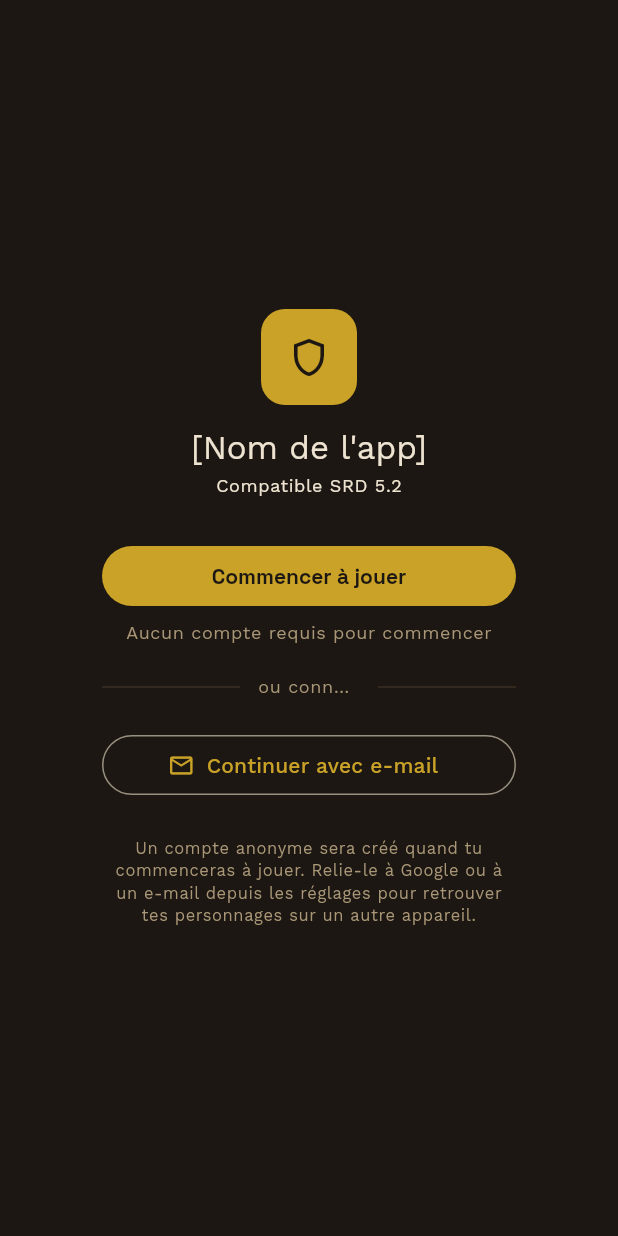
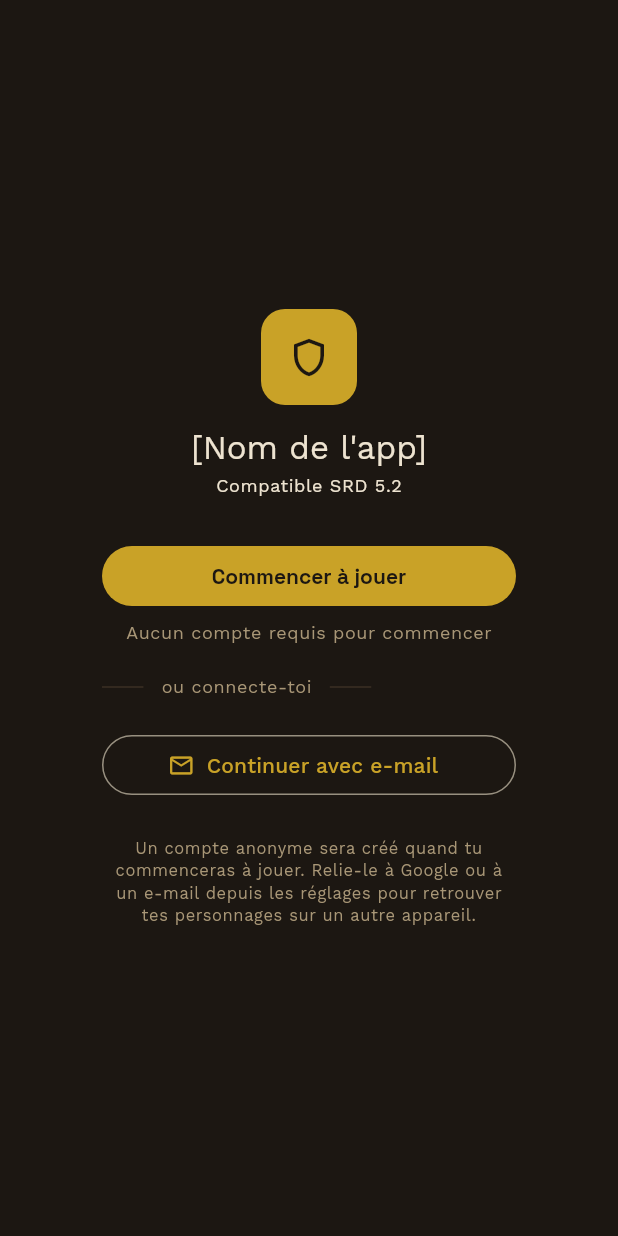
Before and after one commit to Vincent-Brocheton/dungeon-app, a Flutter app: the screen it shows after launch, on a phone screen of 412 x 824 dp. Run offline on Flutter 3.47's test engine with Material 3 defaults, Android fonts, the phone set to English and light mode, and no system bars; our stand-ins replace cloud_firestore, firebase_auth, firebase_core, flutter_riverpod, go_router, google_fonts; accounts and stored records are empty.

Commit message:
fix: vérification manuelle dans un vrai navigateur — 2 bugs trouvés et corrigés
En pilotant l'app avec Playwright contre le vrai projet Firebase
(comptes user@/admin@dungeon-app.test) :

1. firestore.rules : la requête collectionGroup('characters') de l'admin
   échouait en PERMISSION_DENIED malgré isAdmin() vrai. La règle
   imbriquée users/{uid}/characters/{id} couvre les gets et les requêtes
   scopées à un utilisateur, mais Firestore exige en plus une règle avec
   le wildcard récursif match /{path=**}/characters/{characterId} pour
   valider une requête collectionGroup non scopée. Confirmé par un appel
   REST direct (runQuery avec allDescendants:true) avant et après le
   correctif, en contournant le SDK Flutter. C'était précisément le point
   que la revue finale avait laissé « à vérifier lors de la Task 6 » —
   la vérification manuelle vient de le faire.

2. welcome_screen.dart : le séparateur « ou connecte-toi » se tronquait
   en « ou conn... » même à taille d'écran normale — Flexible sans flex
   explicite partageait l'espace à parts égales avec les deux Expanded
   du séparateur (3 enfants flex:1 → 1/3 chacun) au lieu de laisser le
   texte prendre la place dont il a besoin. flex: 8 sur le texte résout
   le cas normal sans réintroduire le débordement à 1.5x qui avait motivé
   ce Flexible.

Co-Authored-By: Claude Sonnet 5 <noreply@anthropic.com>

```diff
--- a/apps/character_app/lib/features/auth/welcome_screen.dart
+++ b/apps/character_app/lib/features/auth/welcome_screen.dart
@@ -196,6 +196,9 @@ class _WelcomeContent extends StatelessWidget {
               children: [
                 const Expanded(child: Divider(color: AppTheme.border)),
                 Flexible(
+                  // Le texte doit garder la quasi-totalité de la place :
+                  // les séparateurs n'ont besoin que d'un filet de largeur.
+                  flex: 8,
                   child: Padding(
                     padding: const EdgeInsets.symmetric(horizontal: 12),
                     child: Text(
```
Also changed, not shown: 1 other file.
